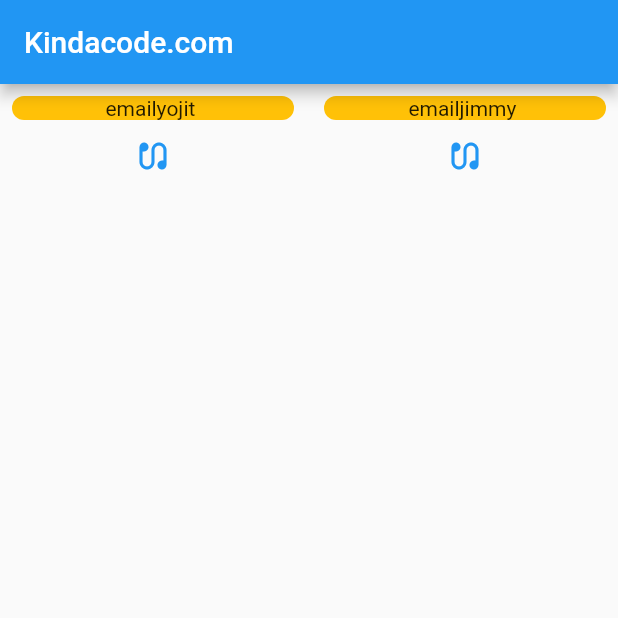
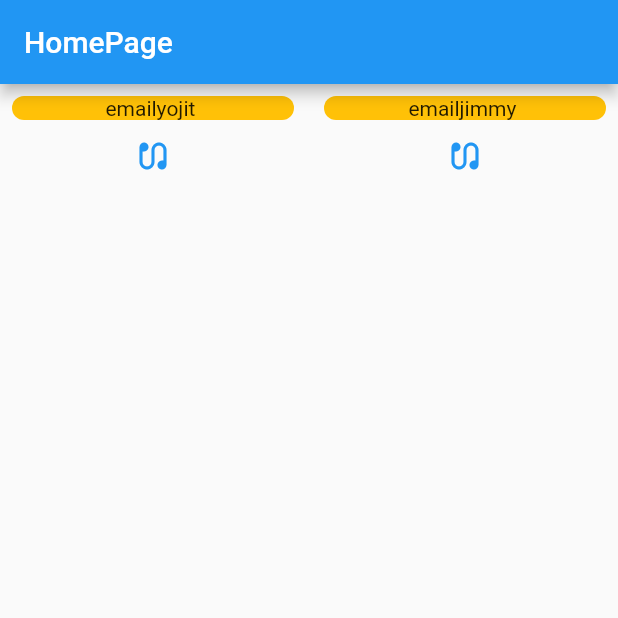
Before and after one commit to YojitSuthar/model, a Flutter app: the screen it shows after launch, on a phone screen of 412 x 824 dp, the top half of it. Run offline on Flutter 3.47's test engine with Material 2 defaults, Android fonts, the phone set to English and light mode, and no system bars.

Commit message:
minor change

```diff
--- a/lib/main.dart
+++ b/lib/main.dart
@@ -107,7 +107,7 @@ class _HomeScreenState extends State<HomeScreen> {
   Widget build(BuildContext context) {
     return Scaffold(
       appBar: AppBar(
-        title: const Text('Kindacode.com'),
+        title: const Text('HomePage'),
       ),
       body: Padding(
         padding: const EdgeInsets.all(8.0),
```
